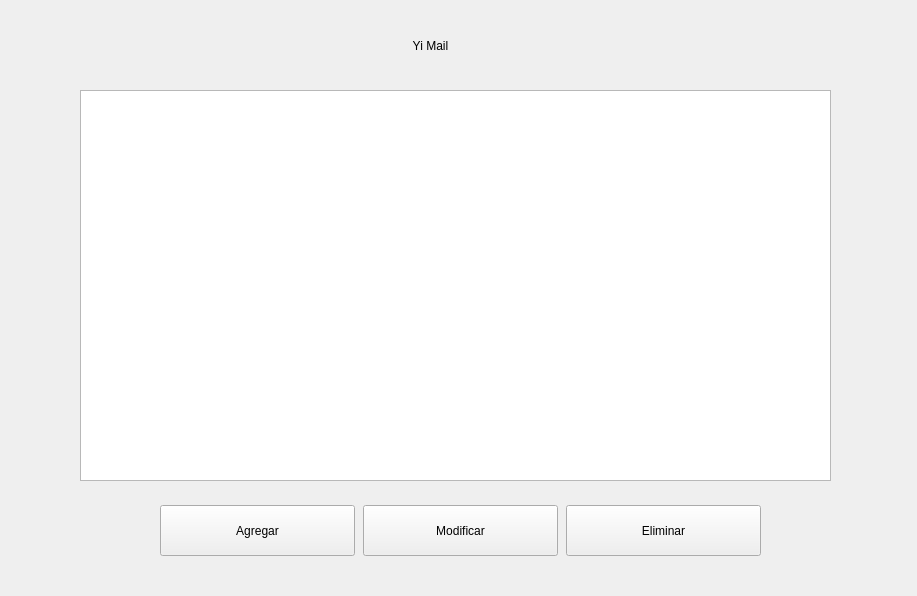
The window that mainwindow.ui (roblescristian4722/lector_correo) describes before a commit, drawn with Qt 5.
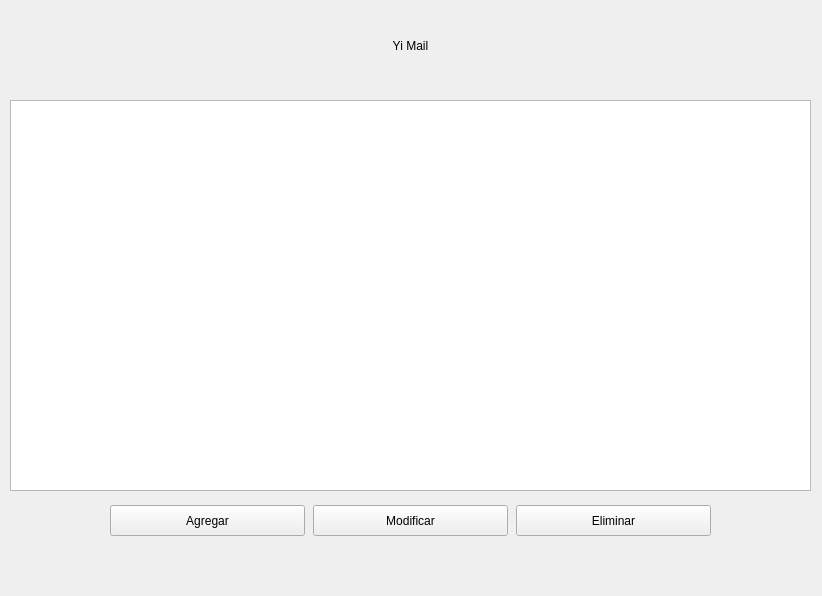
The same window after the commit.

```diff
--- a/mainwindow.ui
+++ b/mainwindow.ui
@@ -6,7 +6,7 @@
    <rect>
     <x>0</x>
     <y>0</y>
-    <width>917</width>
+    <width>822</width>
     <height>596</height>
    </rect>
   </property>
@@ -17,9 +17,9 @@
    <widget class="QLabel" name="titulo">
     <property name="geometry">
      <rect>
-      <x>250</x>
+      <x>0</x>
       <y>20</y>
-      <width>361</width>
+      <width>821</width>
       <height>51</height>
      </rect>
     </property>
@@ -33,9 +33,9 @@
    <widget class="QTableWidget" name="tableWidget">
     <property name="geometry">
      <rect>
-      <x>80</x>
-      <y>90</y>
-      <width>751</width>
+      <x>10</x>
+      <y>100</y>
+      <width>801</width>
       <height>391</height>
      </rect>
     </property>
@@ -49,13 +49,13 @@
      <set>QAbstractItemView::NoEditTriggers</set>
     </property>
    </widget>
-   <widget class="QWidget" name="">
+   <widget class="QWidget" name="layoutWidget">
     <property name="geometry">
      <rect>
-      <x>160</x>
+      <x>110</x>
       <y>500</y>
       <width>601</width>
-      <height>61</height>
+      <height>41</height>
      </rect>
     </property>
     <layout class="QHBoxLayout" name="horizontalLayout">
```
